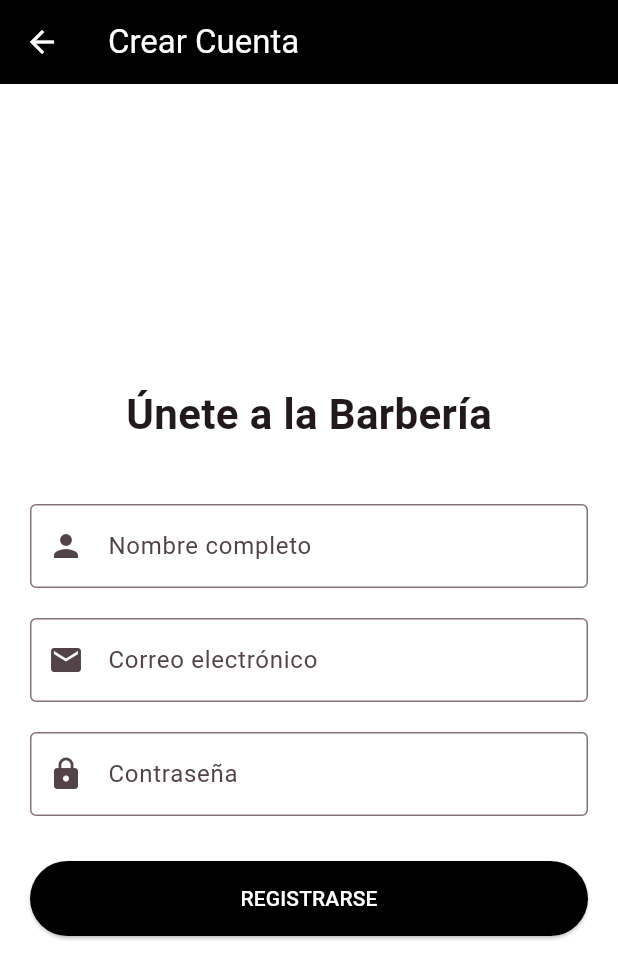
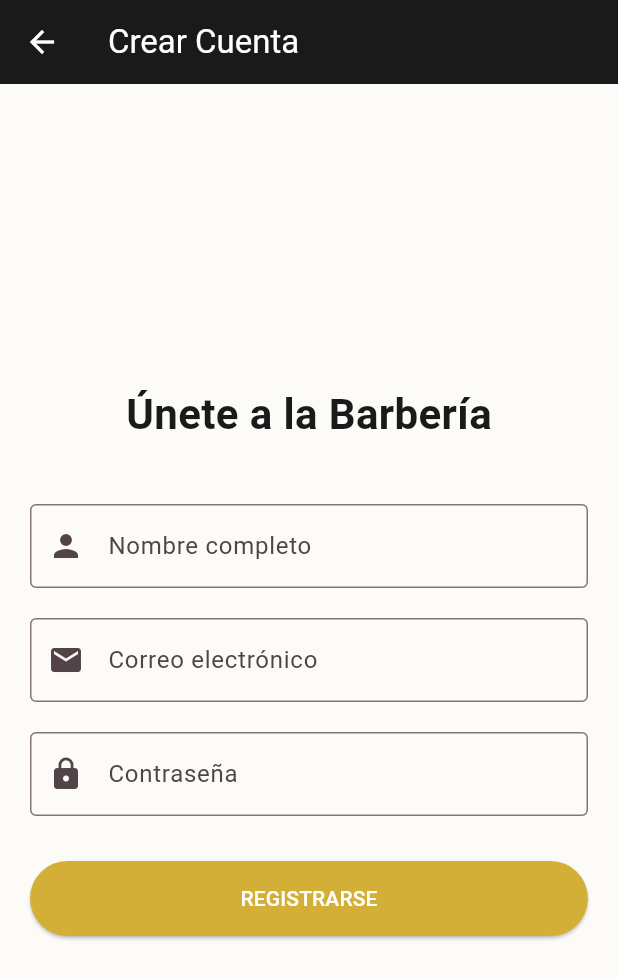
Before and after one commit to jmhc1990/reservation-management-app, a Flutter app: the screen it shows after launch, after a tap on "¿No tienes cuenta? Regístrate aquí", on a phone screen of 412 x 824 dp. Shown: the top 979 px of the screen. Run offline on Flutter 3.47's test engine with Material 3 defaults, Android fonts, the phone set to English and light mode, and no system bars.

Commit message:
Actualización de colores y navegación entre pantallas

```diff
--- a/lib/screens/login_screen.dart
+++ b/lib/screens/login_screen.dart
@@ -6,10 +6,10 @@ class LoginScreen extends StatelessWidget {
   @override
   Widget build(BuildContext context) {
     return Scaffold(
-      backgroundColor: Colors.white,
+      backgroundColor: Color(0xFFFDFBF7),
       appBar: AppBar(
         title: const Text('Barbería Zaitec'),
-        backgroundColor: Colors.black,
+        backgroundColor: Color(0xFF1A1A1A),
         foregroundColor: Colors.white,
       ),
       body: Padding(
@@ -42,7 +42,8 @@ class LoginScreen extends StatelessWidget {
            ElevatedButton(
               onPressed: () {},
               style: ElevatedButton.styleFrom(
-                backgroundColor: Colors.black,
+                backgroundColor: Color(0xFFD4AF37),
+                foregroundColor: Colors.white,
                 minimumSize: const Size(double.infinity, 50),
                 shape: RoundedRectangleBorder(
                   borderRadius: BorderRadius.circular(12),
@@ -60,7 +61,7 @@ class LoginScreen extends StatelessWidget {
               },
               child: const Text(
                 '¿No tienes cuenta? Regístrate aquí',
-                style: TextStyle(color: Colors.black, fontWeight: FontWeight.bold),
+                style: TextStyle(color:Color(0xFF1A1A1A), fontWeight: FontWeight.bold),
               ),
             ),
           ],
--- a/lib/screens/register_screen.dart
+++ b/lib/screens/register_screen.dart
@@ -6,10 +6,10 @@ class RegisterScreen extends StatelessWidget {
   @override
   Widget build(BuildContext context) {
     return Scaffold(
-      backgroundColor: Colors.white,
+      backgroundColor: Color(0xFFFDFBF7),
       appBar: AppBar(
         title: const Text('Crear Cuenta'),
-        backgroundColor: Colors.black,
+        backgroundColor:Color(0xFF1A1A1A),
         foregroundColor: Colors.white,
       ),
       body: Padding(
@@ -19,7 +19,7 @@ class RegisterScreen extends StatelessWidget {
           children: [
             const Text(
               'Únete a la Barbería',
-              style: TextStyle(fontSize: 28, fontWeight: FontWeight.bold),
+              style: TextStyle(fontSize: 28, fontWeight: FontWeight.bold, color: Color(0xFF1A1A1A)),
             ),
             const SizedBox(height: 40),
 
@@ -55,7 +55,7 @@ class RegisterScreen extends StatelessWidget {
             ElevatedButton(
               onPressed: () {},
               style: ElevatedButton.styleFrom(
-                backgroundColor: Colors.black,
+                backgroundColor: Color(0xFFD4AF37),
                 minimumSize: const Size(double.infinity, 50),
               ),
               child: const Text('REGISTRARSE', style: TextStyle(color: Colors.white)),
```
